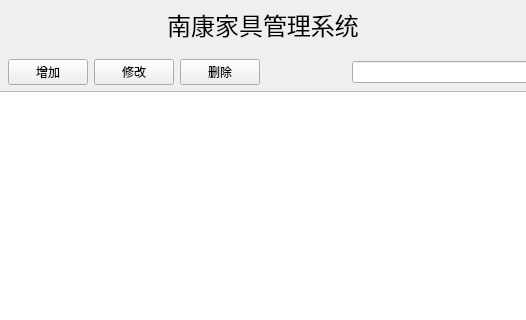
This is system/mainwindow.ui in caixiongjiang/qt_system as Qt 5 draws it before an edit; both pictures show x 287 to 813 and y 0 to 320 of the 1100 by 600 pixel window. The edited form follows.
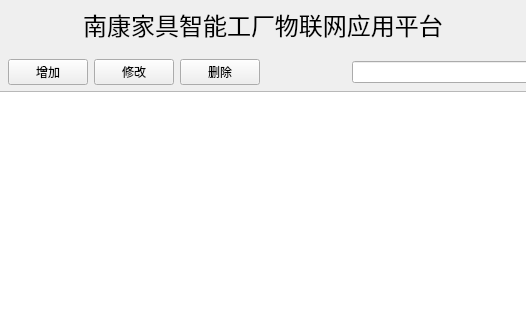
This is the edited form. Icons and pictures are not drawn.

What changed in the file:
```diff
--- a/system/mainwindow.ui
+++ b/system/mainwindow.ui
@@ -137,7 +137,7 @@
           <string notr="true"/>
          </property>
          <property name="text">
-          <string>南康家具管理系统</string>
+          <string>南康家具智能工厂物联网应用平台</string>
          </property>
          <property name="alignment">
           <set>Qt::AlignCenter</set>
```
